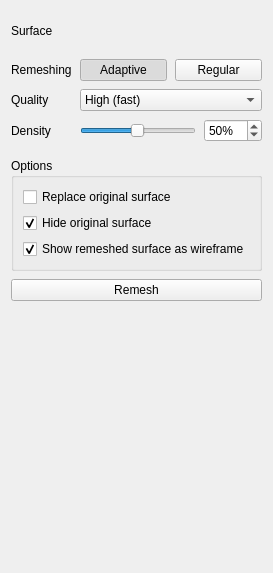
Before: the Qt Designer form Plugins/org.mitk.gui.qt.remeshing/src/internal/QmitkRemeshingViewControls.ui in MITK/MITK, drawn with Qt 5.
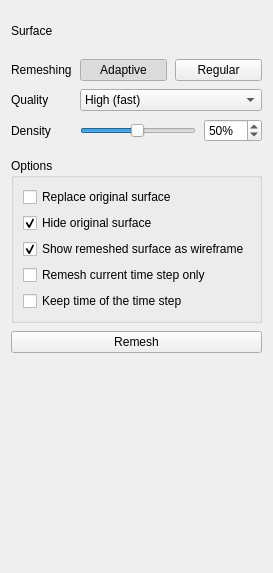
After: the same form once the commit is applied. Icons and pictures are not drawn. Custom widgets are drawn as their Qt base class.

Commit message: Remesh every time step of a surface

Diff of the .ui file:
```diff
--- a/Plugins/org.mitk.gui.qt.remeshing/src/internal/QmitkRemeshingViewControls.ui
+++ b/Plugins/org.mitk.gui.qt.remeshing/src/internal/QmitkRemeshingViewControls.ui
@@ -227,6 +227,24 @@
         </property>
        </widget>
       </item>
+      <item>
+       <widget class="QCheckBox" name="currentTimeStepCheckBox">
+        <property name="text">
+         <string>Remesh current time step only</string>
+        </property>
+       </widget>
+      </item>
+      <item>
+       <layout class="QHBoxLayout" name="keepTimeLayout">
+        <item>
+         <widget class="QCheckBox" name="keepTimeCheckBox">
+          <property name="text">
+           <string>Keep time of the time step</string>
+          </property>
+         </widget>
+        </item>
+       </layout>
+      </item>
      </layout>
     </widget>
    </item>
```
Left out of the diff: 2 changed lines with no effect on the pictures. The commit also changes 6 other files.
